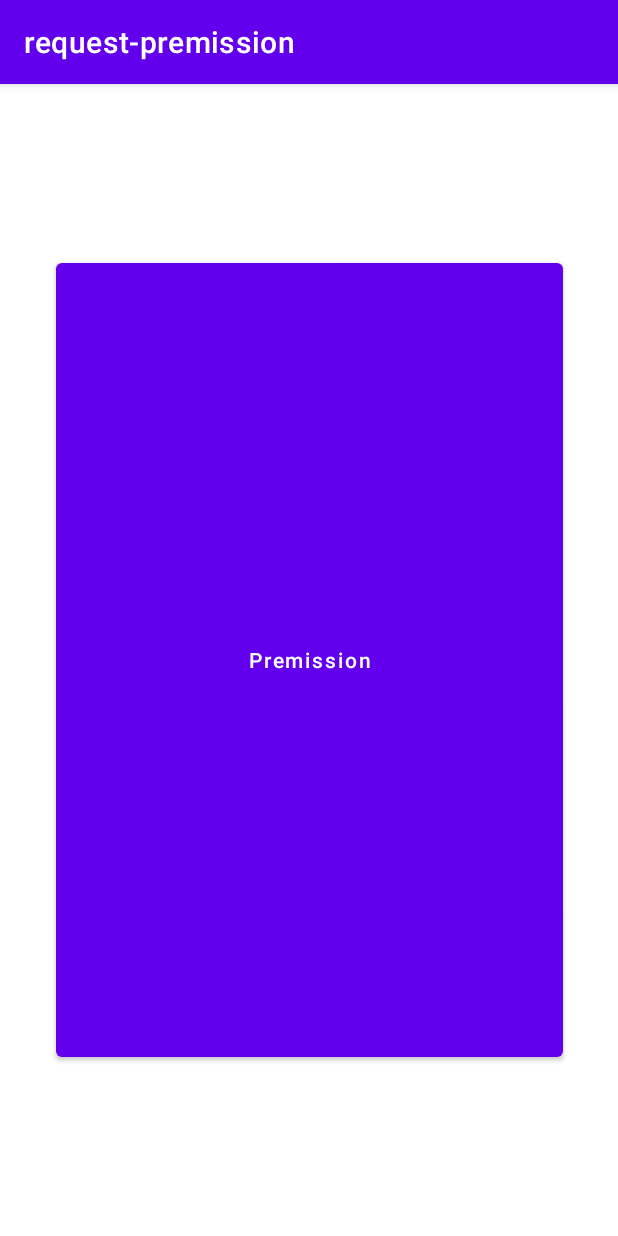
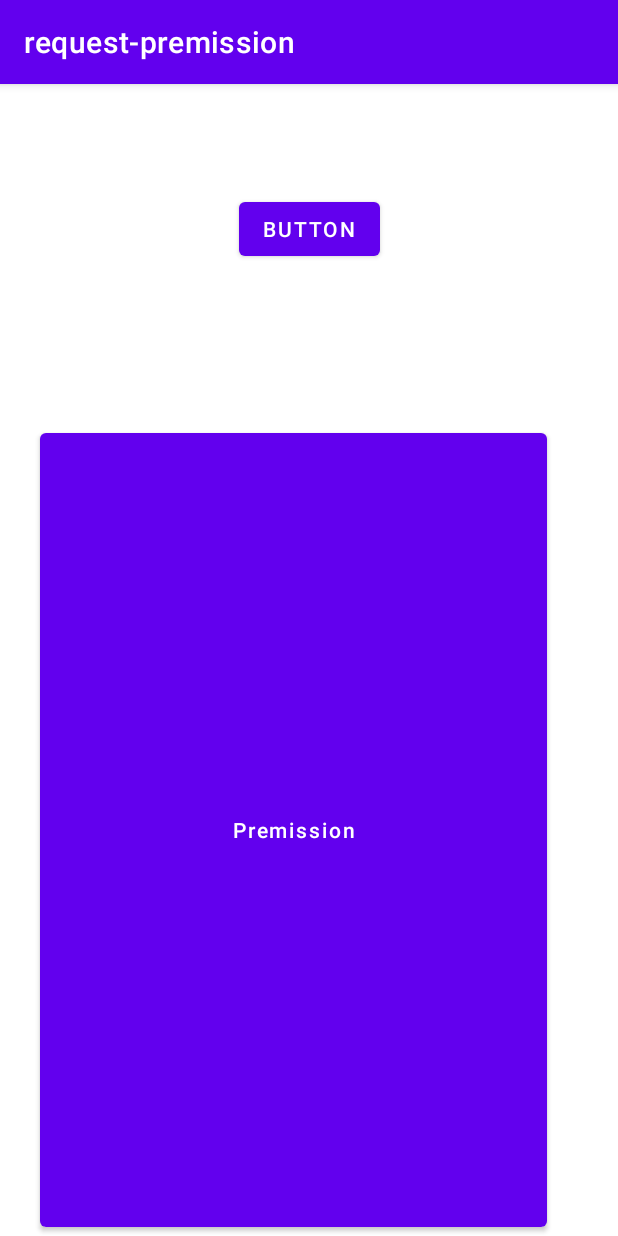
Before and after one commit to ShadyRamadan888/Test, an Android app: the screen it shows after launch (MainActivity), on a phone screen of 412 x 824 dp. Run offline under Robolectric (Android 15) with nearby library versions, the phone set to English and light mode, and no system bars.

Commit message:
Update activity_main.xml

```diff
--- a/app/src/main/res/layout/activity_main.xml
+++ b/app/src/main/res/layout/activity_main.xml
@@ -15,6 +15,17 @@
         android:textAllCaps="false"
         app:layout_constraintBottom_toBottomOf="parent"
         app:layout_constraintEnd_toEndOf="parent"
+        app:layout_constraintHorizontal_bias="0.356"
+        app:layout_constraintStart_toStartOf="parent" />
+
+    <Button
+        android:id="@+id/button"
+        android:layout_width="wrap_content"
+        android:layout_height="wrap_content"
+        android:layout_marginBottom="33dp"
+        android:text="Button"
+        app:layout_constraintBottom_toTopOf="@+id/btpre"
+        app:layout_constraintEnd_toEndOf="parent"
         app:layout_constraintStart_toStartOf="parent"
         app:layout_constraintTop_toTopOf="parent" />
 </androidx.constraintlayout.widget.ConstraintLayout>
```
